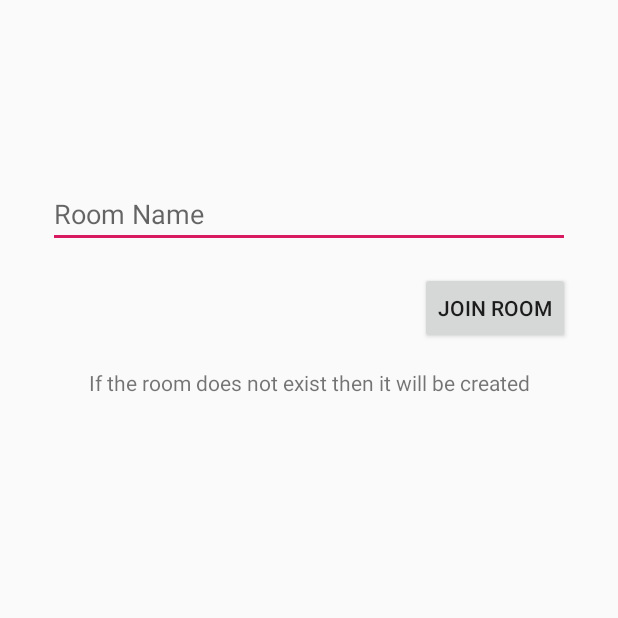
After one commit to ichimichi/Collaborative-Doodling, an Android app: the sessionOptionActivity screen opened directly, with no data from a screen before it, on a phone screen of 412 x 824 dp, the top half of it. The commit adds this screen. Run offline under Robolectric (Android 15) with nearby library versions, the phone set to English and light mode, and no system bars.

Commit message:
added multiple room/session feature

```diff
--- a/app/src/main/AndroidManifest.xml
+++ b/app/src/main/AndroidManifest.xml
@@ -9,6 +9,8 @@
         android:roundIcon="@mipmap/ic_launcher_round"
         android:supportsRtl="true"
         android:theme="@style/AppTheme">
+        <activity android:name=".activity.sessionOptionActivity">
+        </activity>
         <activity android:name=".activity.SavedDoodleActivity">
         </activity>
         <activity android:name=".activity.ProfileActivity">
--- a/app/src/main/java/com/softwareengineeringproject/collaborativedoodling/activity/MainActivity.kt
+++ b/app/src/main/java/com/softwareengineeringproject/collaborativedoodling/activity/MainActivity.kt
@@ -34,7 +34,7 @@ class MainActivity : AppCompatActivity() {
         }
 
         newDoodleBtn.setOnClickListener {
-            val intent = Intent(this,DoodlingActivity::class.java)
+            val intent = Intent(this,sessionOptionActivity::class.java)
             startActivity(intent)
         }
 
--- /dev/null
+++ b/app/src/main/java/com/softwareengineeringproject/collaborativedoodling/activity/sessionOptionActivity.kt
@@ -0,0 +1,21 @@
+package com.softwareengineeringproject.collaborativedoodling.activity
+
+import android.content.Intent
+import androidx.appcompat.app.AppCompatActivity
+import android.os.Bundle
+import com.softwareengineeringproject.collaborativedoodling.R
+import kotlinx.android.synthetic.main.activity_session_option.*
+
+class sessionOptionActivity : AppCompatActivity() {
+
+    override fun onCreate(savedInstanceState: Bundle?) {
+        super.onCreate(savedInstanceState)
+        setContentView(R.layout.activity_session_option)
+
+        joinRoomBtn.setOnClickListener {
+            val intent = Intent(this, DoodlingActivity::class.java)
+            intent.putExtra(DoodlingActivity.ROOM_NAME, roomNameET.text.toString())
+            startActivity(intent)
+        }
+    }
+}
--- /dev/null
+++ b/app/src/main/res/layout/activity_session_option.xml
@@ -0,0 +1,40 @@
+<?xml version="1.0" encoding="utf-8"?>
+<androidx.constraintlayout.widget.ConstraintLayout
+    xmlns:android="http://schemas.android.com/apk/res/android"
+    xmlns:tools="http://schemas.android.com/tools"
+    xmlns:app="http://schemas.android.com/apk/res-auto"
+    android:layout_width="match_parent"
+    android:layout_height="match_parent"
+    tools:context=".activity.sessionOptionActivity">
+
+    <EditText
+        android:layout_width="match_parent"
+        android:layout_height="wrap_content"
+        android:inputType="textPersonName"
+        android:layout_marginTop="120dp"
+        android:hint="Room Name"
+        android:layout_marginEnd ="32dp"
+        android:layout_marginStart="32dp"
+        android:ems="10"
+        android:id="@+id/roomNameET"
+        app:layout_constraintStart_toStartOf="parent"
+         app:layout_constraintTop_toTopOf="parent"/>
+    <Button
+        android:text="Join Room"
+        android:layout_width="wrap_content"
+        android:layout_height="wrap_content"
+        android:id="@+id/joinRoomBtn"
+        android:layout_marginTop="16dp" app:layout_constraintTop_toBottomOf="@+id/roomNameET"
+        app:layout_constraintEnd_toEndOf="parent" android:layout_marginEnd="32dp"/>
+    <TextView
+        android:text="If the room does not exist then it will be created"
+        android:layout_width="wrap_content"
+        android:layout_height="wrap_content"
+        android:id="@+id/textView"
+        android:layout_marginTop="16dp"
+        app:layout_constraintStart_toStartOf="parent"
+        android:layout_marginStart="8dp"
+        app:layout_constraintEnd_toEndOf="parent"
+        android:layout_marginEnd="8dp"
+        app:layout_constraintTop_toBottomOf="@+id/joinRoomBtn"/>
+</androidx.constraintlayout.widget.ConstraintLayout>
```
Also changed, not shown: app/src/main/java/com/softwareengineeringproject/collaborativedoodling/activity/DoodlingActivity.kt (+15 -10 lines), app/src/main/java/com/softwareengineeringproject/collaborativedoodling/util/PaintView.kt (+9 -4 lines).
